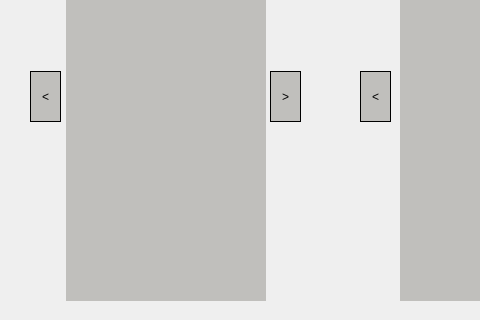
Above: analysis_ui.ui from darktau34/VKR_videoanalysis_programm before the change; both pictures show x 0 to 480 and y 159 to 479 of the 975 by 479 pixel window. Below: the same form after it.
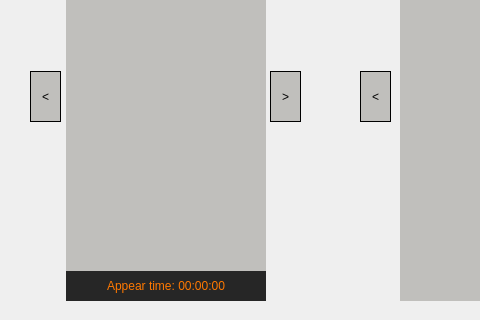
That is the form after the change.

Commit message: Finish working with sub form

Patch:
```diff
--- a/analysis_ui.ui
+++ b/analysis_ui.ui
@@ -421,6 +421,28 @@
      <set>Qt::AlignCenter</set>
     </property>
    </widget>
+   <widget class="QLabel" name="label_appear">
+    <property name="geometry">
+     <rect>
+      <x>66</x>
+      <y>430</y>
+      <width>200</width>
+      <height>30</height>
+     </rect>
+    </property>
+    <property name="styleSheet">
+     <string notr="true">background-color: rgba(0, 0, 0, 0.8);
+color: rgb(255, 120, 0);
+text-shadow: Black 0px 0px 5px;
+</string>
+    </property>
+    <property name="text">
+     <string>Appear time: 00:00:00</string>
+    </property>
+    <property name="alignment">
+     <set>Qt::AlignCenter</set>
+    </property>
+   </widget>
   </widget>
  </widget>
  <resources/>
```
The commit also changes 5 other files.
